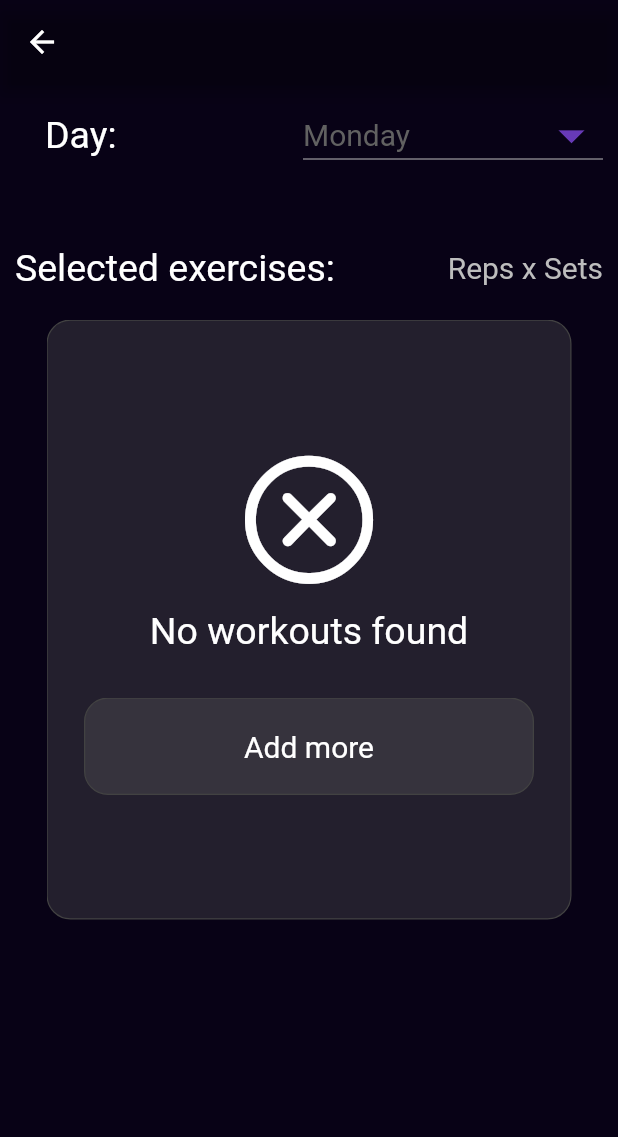
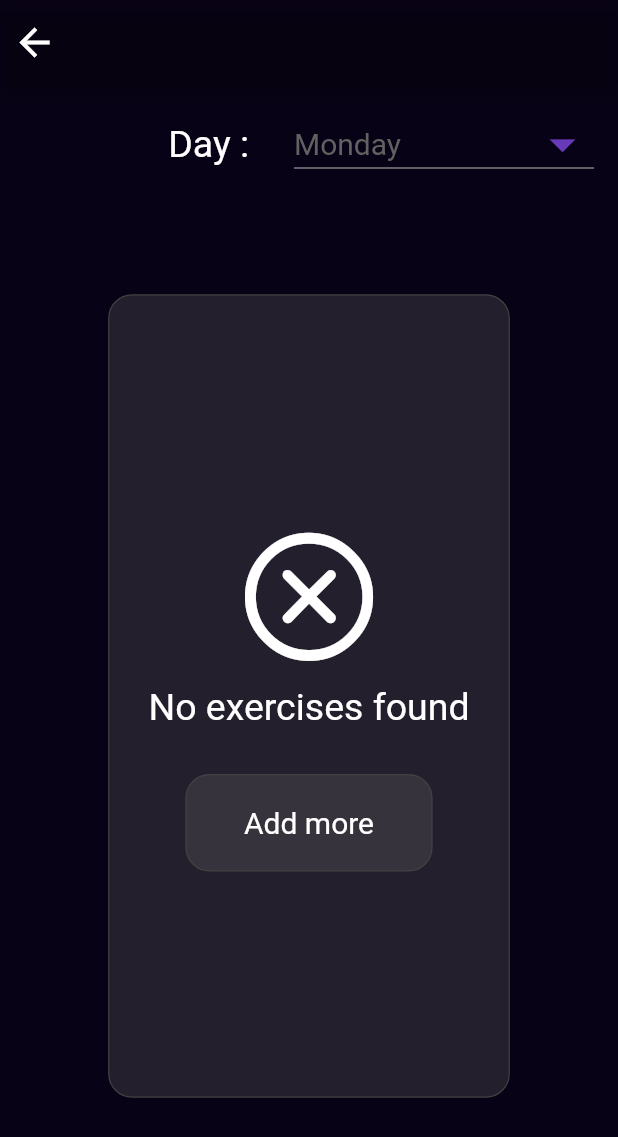
Before and after one commit to aevinj/Overload, a Flutter app: the BuildWorkout screen opened directly with empty values, on a phone screen of 412 x 824 dp. Shown: the top 1137 px of the screen. Run offline on Flutter 3.47's test engine with Material 2 defaults, Android fonts, the phone set to English and light mode, and no system bars; our stand-ins replace hive, hive_flutter; accounts and stored records are empty.

Commit message:
resizable build_workout screen

```diff
--- a/lib/pages/build_workout.dart
+++ b/lib/pages/build_workout.dart
@@ -10,6 +10,7 @@ import 'package:progressive_overload/components/edit_reps_sets_modal.dart';
 import 'package:progressive_overload/components/text_style.dart';
 import 'package:progressive_overload/pages/add_exercise.dart';
 import 'package:progressive_overload/theme/dark_theme.dart';
+import 'package:progressive_overload/util/device_specific.dart';
 import 'package:provider/provider.dart';
 
 class BuildWorkout extends StatefulWidget {
@@ -86,22 +87,31 @@ class _BuildWorkoutState extends State<BuildWorkout> {
     return Scaffold(
         backgroundColor: darkBackground(),
         appBar: AppBar(
+          leadingWidth: 20,
+          iconTheme: const IconThemeData(size: 30, color: Colors.white),
+          title: Row(children: [
+            const Spacer(),
+            Text(
+              widget.title,
+              style: Font(size: 30),
+            ),
+            const Spacer(),
+            const SizedBox(
+              width: 20,
+            )
+          ]),
           backgroundColor: Colors.transparent,
-          title: Text(
-            widget.title,
-            style: Font(),
-          ),
         ),
         body: Padding(
-          padding: const EdgeInsets.all(10),
+          padding: const EdgeInsets.all(16),
           child: Column(children: [
-            Row(mainAxisAlignment: MainAxisAlignment.spaceBetween, children: [
-              Padding(
-                padding: const EdgeInsets.only(left: 20),
-                child: Text(
-                  'Day:',
-                  style: Font(),
-                ),
+            Row(mainAxisAlignment: MainAxisAlignment.end, children: [
+              Text(
+                'Day :',
+                style: Font(),
+              ),
+              const SizedBox(
+                width: 30,
               ),
               SizedBox(
                 width: 200,
@@ -116,43 +126,71 @@ class _BuildWorkoutState extends State<BuildWorkout> {
                         value: "Monday",
                         child: Text(
                           "Monday",
-                          style: !workout.days.any((d) => d.dayID == "Monday",) ? Font(size: 20, color: Colors.grey[700]!) : Font(size: 20),
+                          style: !workout.days.any(
+                            (d) => d.dayID == "Monday",
+                          )
+                              ? Font(size: 20, color: Colors.grey[700]!)
+                              : Font(size: 20),
                         )),
                     DropdownMenuItem(
                         value: "Tuesday",
                         child: Text(
                           "Tuesday",
-                          style: !workout.days.any((d) => d.dayID == "Tuesday",) ? Font(size: 20, color: Colors.grey[700]!) : Font(size: 20),
+                          style: !workout.days.any(
+                            (d) => d.dayID == "Tuesday",
+                          )
+                              ? Font(size: 20, color: Colors.grey[700]!)
+                              : Font(size: 20),
                         )),
                     DropdownMenuItem(
                         value: "Wednesday",
                         child: Text(
                           "Wednesday",
-                          style: !workout.days.any((d) => d.dayID == "Wednesday",) ? Font(size: 20, color: Colors.grey[700]!) : Font(size: 20),
+                          style: !workout.days.any(
+                            (d) => d.dayID == "Wednesday",
+                          )
+                              ? Font(size: 20, color: Colors.grey[700]!)
+                              : Font(size: 20),
                         )),
                     DropdownMenuItem(
                         value: "Thursday",
                         child: Text(
                           "Thursday",
-                          style: !workout.days.any((d) => d.dayID == "Thursday",) ? Font(size: 20, color: Colors.grey[700]!) : Font(size: 20),
+                          style: !workout.days.any(
+                            (d) => d.dayID == "Thursday",
+                          )
+                              ? Font(size: 20, color: Colors.grey[700]!)
+                              : Font(size: 20),
                         )),
                     DropdownMenuItem(
                         value: "Friday",
                         child: Text(
                           "Friday",
-                          style: !workout.days.any((d) => d.dayID == "Friday",) ? Font(size: 20, color: Colors.grey[700]!) : Font(size: 20),
+                          style: !workout.days.any(
+                            (d) => d.dayID == "Friday",
+                          )
+                              ? Font(size: 20, color: Colors.grey[700]!)
+                              : Font(size: 20),
                         )),
                     DropdownMenuItem(
                         value: "Saturday",
                         child: Text(
                           "Saturday",
-                          style: !workout.days.any((d) => d.dayID == "Saturday",) ? Font(size: 20, color: Colors.grey[700]!) : Font(size: 20),
+                          style: !workout.days.any(
+                            (d) => d.dayID == "Saturday",
+                          )
+                              ? Font(size: 20, color: Colors.grey[700]!)
+                              : Font(size: 20),
                         )),
                     DropdownMenuItem(
                         value: "Sunday",
                         child: Text(
                           "Sunday",
-                          style: !workout.days.any((d) => d.dayID == "Sunday",) ? Font(size: 20, color: Colors.grey[700]!) : Font(size: 20),
+                          style: !workout.days.any(
+                            (d) => d.dayID == "Sunday",
+                          )
+                              ? Font(size: 20, color: Colors.grey[700]!)
+                              : Font(size: 20),
                         )),
                   ],
                   value: _selectedDay,
@@ -160,28 +198,22 @@ class _BuildWorkoutState extends State<BuildWorkout> {
                 ),
               ),
             ]),
-            const SizedBox(
-              height: 50,
-            ),
-            Row(
-              mainAxisAlignment: MainAxisAlignment.spaceBetween,
-              children: [
-                Text(
-                  "Selected exercises:",
-                  style: Font(),
-                ),
-                Text(
-                  "Reps x Sets",
-                  style: Font(size: 20, color: Colors.grey[400]!),
-                )
-              ],
-            ),
-            const SizedBox(
-              height: 20,
-            ),
+            const Spacer(),
+            // Row(
+            //   mainAxisAlignment: MainAxisAlignment.end,
+            //   children: [
+            //     Text(
+            //       "Reps x Sets",
+            //       style: Font(size: 20, color: Colors.grey[400]!),
+            //     )
+            //   ],
+            // ),
+            // const SizedBox(
+            //   height: 20,
+            // ),
             BlurryButton(
-              width: 350,
-              height: 400,
+              width: widthOfCurrentDevice(context) * 0.65,
+              height: heightOfCurrentDevice(context) * 0.65,
               onPressed: () {},
               child: !workout.days.any((day) => day.dayID == _selectedDay)
                   ? Center(
@@ -197,14 +229,14 @@ class _BuildWorkoutState extends State<BuildWorkout> {
                             height: 10,
                           ),
                           Text(
-                            "No workouts found",
+                            "No exercises found",
                             style: Font(color: Colors.white),
                           ),
                           const SizedBox(
                             height: 30,
                           ),
                           BlurryButton(
-                              width: 300,
+                              width: widthOfCurrentDevice(context) * 0.4,
                               height: 65,
                               onPressed: () async {
                                 final Exercise? newExercise =
@@ -476,9 +508,7 @@ class _BuildWorkoutState extends State<BuildWorkout> {
                       },
                     ),
             ),
-            const SizedBox(
-              height: 10,
-            ),
+            const Spacer(),
           ]),
         ));
   }
```
